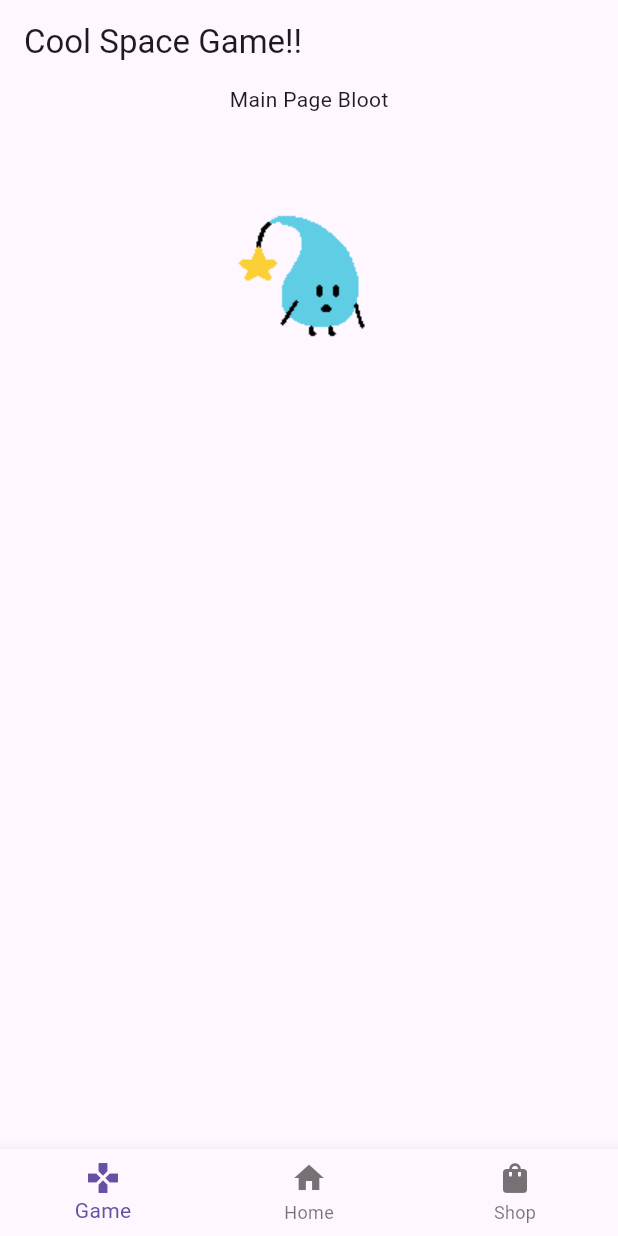
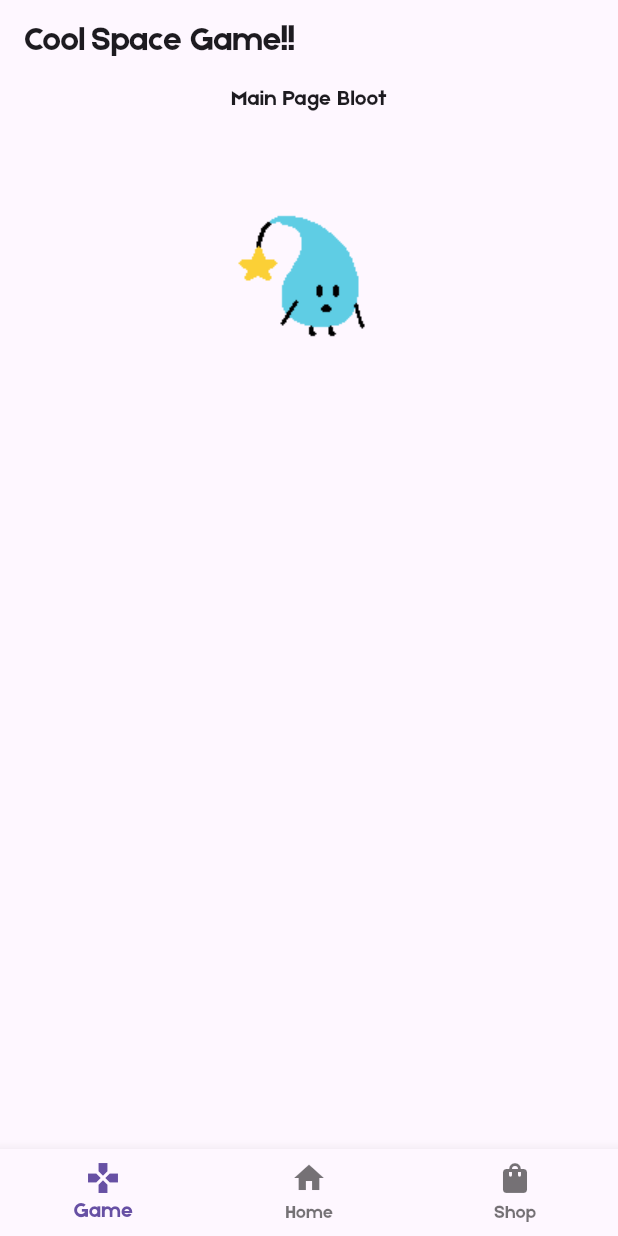
Before and after one commit to kaylahr-28/340-project-3, a Flutter app: the screen it shows after launch, on a phone screen of 412 x 824 dp. Run offline on Flutter 3.47's test engine with Material 3 defaults, Android fonts, the phone set to English and light mode, and no system bars; missing offline and left inert: flame, flame_audio.

Commit message:
added icon, main font

```diff
--- a/project_3_340/lib/main.dart
+++ b/project_3_340/lib/main.dart
@@ -50,6 +50,7 @@ class _MainAppState extends State<MainApp> {
   Widget build(BuildContext context) {
     // late final gameProvider = context.read<GameProvider>();
     return MaterialApp(
+      theme: ThemeData(fontFamily: 'Etna'),
       debugShowCheckedModeBanner: false,
       home: Scaffold(
         appBar: AppBar(title: Text('Cool Space Game!!')),
--- a/project_3_340/pubspec.yaml
+++ b/project_3_340/pubspec.yaml
@@ -11,6 +11,7 @@ dependencies:
   flame_audio: ^2.12.2
   flutter:
     sdk: flutter
+  flutter_native_splash: ^2.4.8
   provider: ^6.1.5+1
   webview_flutter: ^4.14.1
 
@@ -24,3 +25,7 @@ flutter:
   assets:
     - assets/images/
     - assets/audio/
+  fonts:
+    - family: Etna
+      fonts:
+      - asset: assets/fonts/etna-free-font.otf
```
Also changed, not shown: project_3_340/assets/fonts/etna-free-font.otf (added), project_3_340/pubspec.lock, 40 other files.
